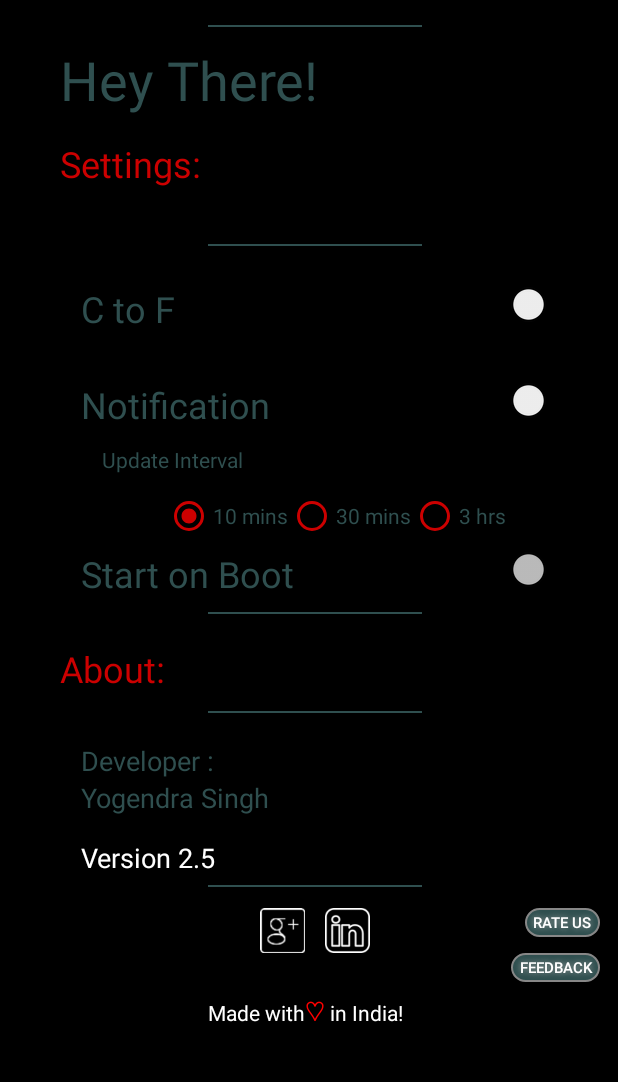
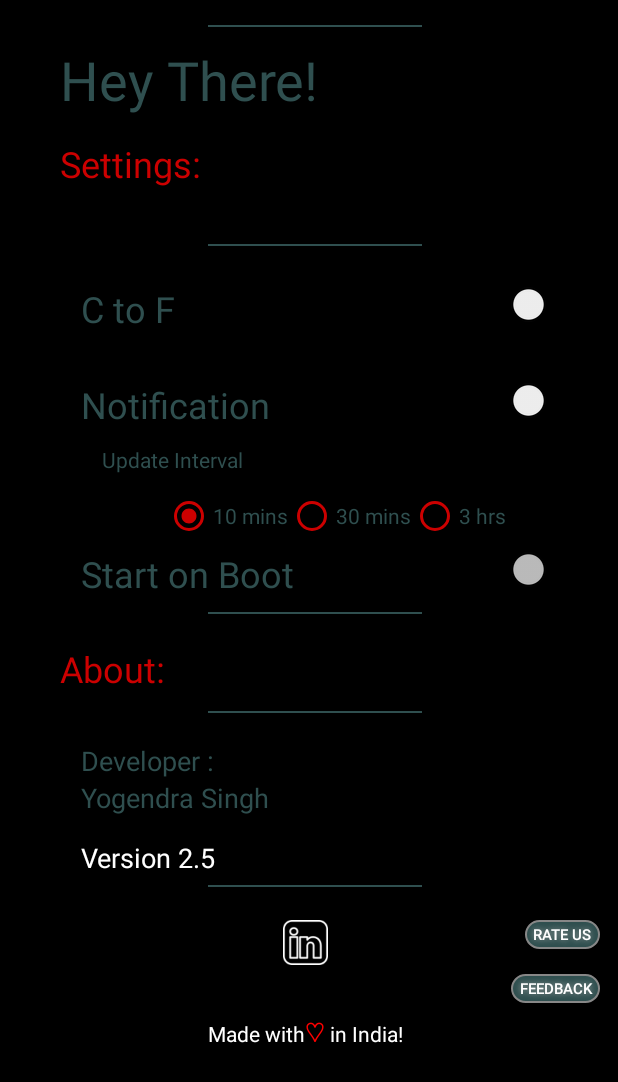
Before and after one commit to ys-git/Weather_ping2.1, an Android app: the WPSettingsService screen opened directly, with no data from a screen before it, on a phone screen of 412 x 824 dp. Shown: the top 1082 px of the screen. Run offline under Robolectric (Android 15) with nearby library versions, the phone set to English and light mode, and no system bars; our stand-ins replace AdMob; Roboto replaces fonts that are not available here; 1 statement that could not run was skipped.

```diff
--- a/app/src/main/res/layout/settings.xml
+++ b/app/src/main/res/layout/settings.xml
@@ -301,43 +301,33 @@
                     android:layout_centerHorizontal="true"
                     android:layout_marginTop="6dp"
                     android:adjustViewBounds="true"
+                    android:maxWidth="200dp"
                     android:maxHeight="5dp"
-                    android:maxWidth="200dp"
                     app:srcCompat="@drawable/and" />
 
                 <ImageView
                     android:id="@+id/imageView30"
                     android:layout_width="wrap_content"
                     android:layout_height="wrap_content"
-                    android:layout_below="@+id/imageView20"
-                    android:layout_marginTop="14dp"
-                    android:layout_toLeftOf="@+id/textView56"
-                    android:layout_toStartOf="@+id/textView56"
+                    android:layout_below="@id/imageView20"
+                    android:layout_marginStart="-28dp"
+                    android:layout_marginLeft="-28dp"
+                    android:layout_marginTop="22dp"
+                    android:layout_marginBottom="6dp"
+                    android:layout_toEndOf="@+id/textView56"
                     android:adjustViewBounds="true"
+                    android:maxWidth="30dp"
                     android:maxHeight="30dp"
-                    android:maxWidth="30dp"
-                    app:srcCompat="@drawable/plus" />
-
-                <ImageView
-                    android:id="@+id/imageView36"
-                    android:layout_width="wrap_content"
-                    android:layout_height="wrap_content"
-                    android:layout_above="@+id/textView54"
-                    android:layout_toEndOf="@+id/textView56"
-                    android:layout_toRightOf="@+id/textView56"
-                    android:adjustViewBounds="true"
-                    android:maxHeight="30dp"
-                    android:maxWidth="30dp"
                     app:srcCompat="@drawable/linkedin" />
 
                 <Button
                     android:id="@+id/button2"
                     android:layout_width="50dp"
                     android:layout_height="19dp"
+                    android:layout_alignTop="@+id/imageView30"
+
                     android:layout_alignParentEnd="true"
-
                     android:layout_alignParentRight="true"
-                    android:layout_alignTop="@+id/imageView36"
                     android:layout_marginEnd="10dp"
                     android:layout_marginRight="10dp"
                     android:background="@drawable/buttonshape"
@@ -354,9 +344,9 @@
                     android:layout_width="59dp"
                     android:layout_height="19dp"
 
+                    android:layout_below="@+id/imageView30"
                     android:layout_alignEnd="@+id/button2"
                     android:layout_alignRight="@+id/button2"
-                    android:layout_below="@+id/imageView36"
                     android:background="@drawable/buttonshape"
                     android:shadowColor="#A8A8A8"
                     android:shadowDx="0"
@@ -370,12 +360,12 @@
                     android:id="@+id/textView54"
                     android:layout_width="wrap_content"
                     android:layout_height="wrap_content"
-                    android:layout_below="@+id/imageView30"
+                    android:layout_below="@id/imageView30"
+                    android:layout_marginTop="30dp"
                     android:layout_marginEnd="10dp"
                     android:layout_marginRight="10dp"
-                    android:layout_marginTop="30dp"
-                    android:layout_toLeftOf="@+id/imageView36"
-                    android:layout_toStartOf="@+id/imageView36"
+                    android:layout_toStartOf="@+id/imageView30"
+                    android:layout_toLeftOf="@+id/imageView30"
                     android:fontFamily="@font/yanone_kaffeesatz_light"
                     android:text="Made with "
                     android:textColor="#ffffff"
```
Also changed, not shown: app/src/main/java/app/ys/weather_ping21/Services/WPSettingsService.java (+33 -1 lines).
